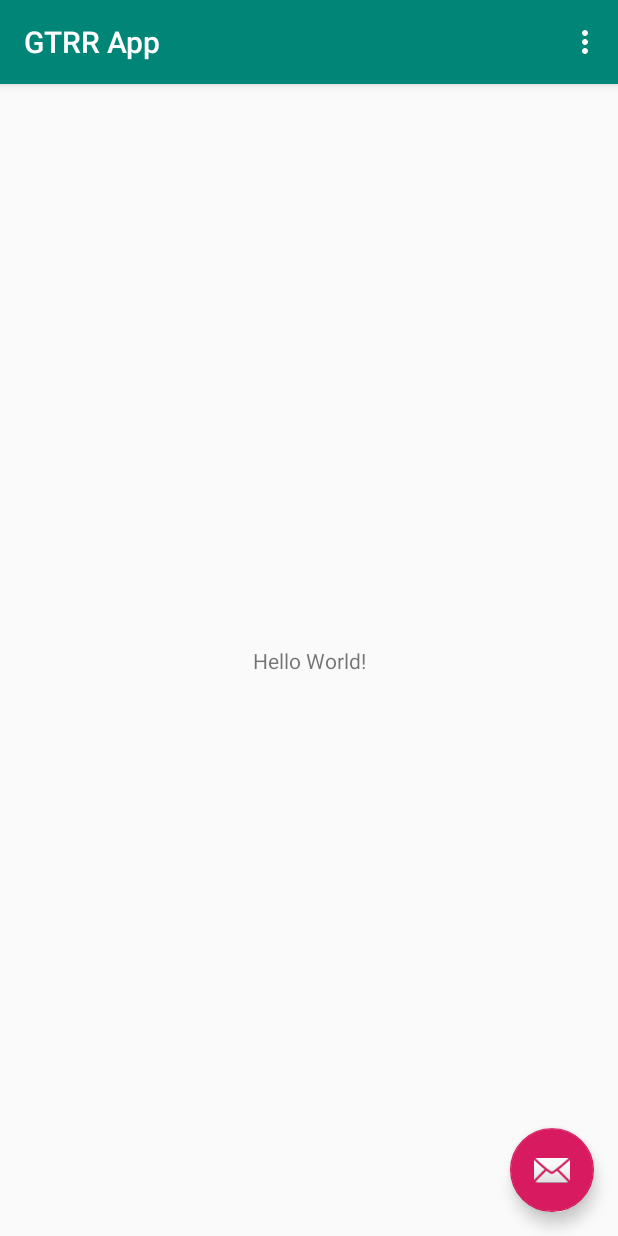
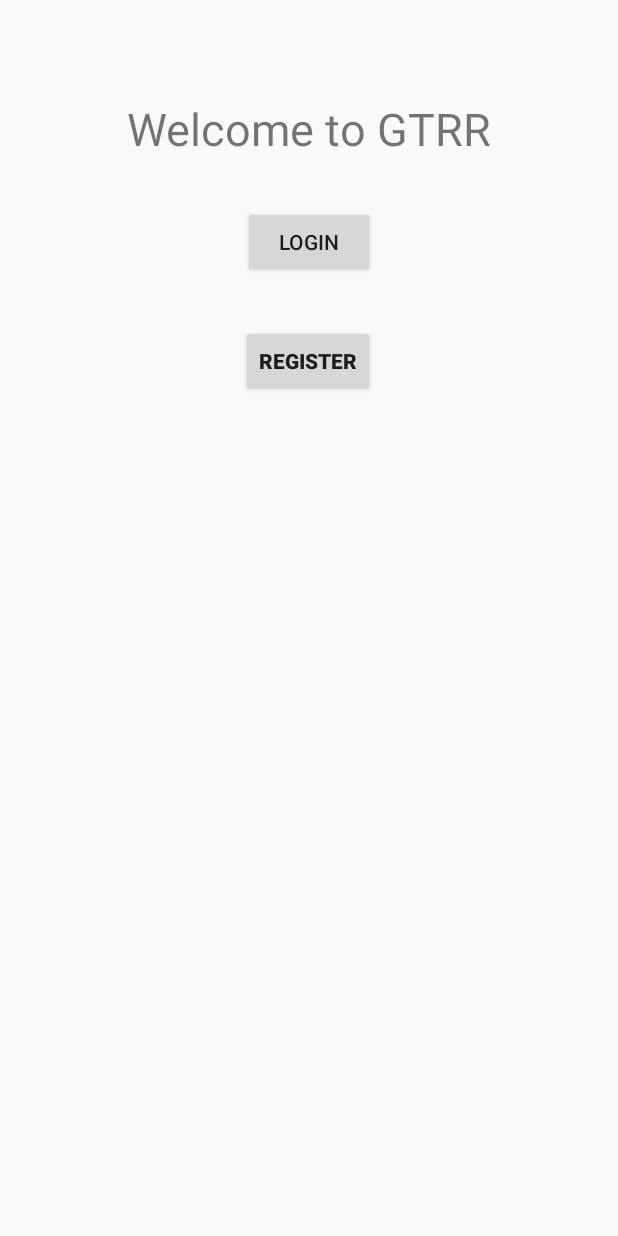
Before and after one commit to mmengw/GTRRApp, an Android app: the screen it shows after launch (MainActivity), on a phone screen of 412 x 824 dp. Run offline under Robolectric (Android 15) with nearby library versions, the light colour scheme and no system bars; our stand-ins replace Firebase (no records; nobody signed in at launch, a user with empty details on screens opened directly).

Commit message:
Firebase Auth
Added landing, register and login screens

```diff
--- a/app/src/main/java/com/example/gtrrapp/MainActivity.kt
+++ b/app/src/main/java/com/example/gtrrapp/MainActivity.kt
@@ -1,11 +1,11 @@
 package com.example.gtrrapp
 
+import android.content.Intent
 import android.os.Bundle
-import com.google.android.material.snackbar.Snackbar
+import android.util.Log
 import androidx.appcompat.app.AppCompatActivity
-import android.view.Menu
-import android.view.MenuItem
-
+import android.widget.Toast
+import com.google.firebase.auth.FirebaseAuth
 import kotlinx.android.synthetic.main.activity_main.*
 
 class MainActivity : AppCompatActivity() {
@@ -13,27 +13,24 @@ class MainActivity : AppCompatActivity() {
     override fun onCreate(savedInstanceState: Bundle?) {
         super.onCreate(savedInstanceState)
         setContentView(R.layout.activity_main)
-        setSupportActionBar(toolbar)
 
-        fab.setOnClickListener { view ->
-            Snackbar.make(view, "Replace with your own action", Snackbar.LENGTH_LONG)
-                .setAction("Action", null).show()
+        //LOGIN BUTTON FUNCTION
+        to_login.setOnClickListener {
+            Log.d("MainActivity", "Try show login activity")
+
+            //LAUNCH LOGIN ACTIVITY SCREEN
+            val intent = Intent(this, LoginActivity::class.java)
+            startActivity(intent)
         }
-    }
 
-    override fun onCreateOptionsMenu(menu: Menu): Boolean {
-        // Inflate the menu; this adds items to the action bar if it is present.
-        menuInflater.inflate(R.menu.menu_main, menu)
-        return true
-    }
+        //REGISTER BUTTON FUNCTION
+        to_register.setOnClickListener {
+            //DISPLAY ACTION IN LOGCAT
+            Log.d("MainActivity", "Try show register activity")
 
-    override fun onOptionsItemSelected(item: MenuItem): Boolean {
-        // Handle action bar item clicks here. The action bar will
-        // automatically handle clicks on the Home/Up button, so long
-        // as you specify a parent activity in AndroidManifest.xml.
-        return when (item.itemId) {
-            R.id.action_settings -> true
-            else -> super.onOptionsItemSelected(item)
+            //LAUNCH REGISTER ACTIVITY SCREEN
+            val intent = Intent(this, RegisterActivity::class.java)
+            startActivity(intent)
         }
     }
 }
--- a/app/src/main/res/layout/activity_main.xml
+++ b/app/src/main/res/layout/activity_main.xml
@@ -4,30 +4,42 @@
     xmlns:tools="http://schemas.android.com/tools"
     android:layout_width="match_parent"
     android:layout_height="match_parent"
+    android:layout_margin="20dp"
     tools:context=".MainActivity">
 
-    <com.google.android.material.appbar.AppBarLayout
+    <RelativeLayout
         android:layout_width="match_parent"
-        android:layout_height="wrap_content"
-        android:theme="@style/AppTheme.AppBarOverlay">
+        android:layout_height="match_parent">
 
-        <androidx.appcompat.widget.Toolbar
-            android:id="@+id/toolbar"
-            android:layout_width="match_parent"
-            android:layout_height="?attr/actionBarSize"
-            android:background="?attr/colorPrimary"
-            app:popupTheme="@style/AppTheme.PopupOverlay" />
+        <TextView
+            android:id="@+id/textView"
+            android:layout_width="wrap_content"
+            android:layout_height="wrap_content"
+            android:layout_alignParentTop="true"
+            android:layout_centerHorizontal="true"
+            android:layout_marginTop="45dp"
+            android:text="Welcome to GTRR"
+            android:textSize="30sp" />
+        <Button
+            android:id="@+id/to_login"
+            android:layout_width="wrap_content"
+            android:layout_height="wrap_content"
+            android:layout_below="@+id/textView"
+            android:layout_centerHorizontal="true"
+            android:layout_marginTop="31dp"
+            android:layout_marginEnd="-1dp"
+            android:text="Login" />
 
-    </com.google.android.material.appbar.AppBarLayout>
+        <Button
+            android:id="@+id/to_register"
+            android:layout_width="wrap_content"
+            android:layout_height="wrap_content"
+            android:layout_below="@+id/to_login"
+            android:layout_alignEnd="@+id/to_login"
+            android:layout_marginTop="31dp"
+            android:text="REGISTER"
+            android:textStyle="bold"/>
 
-    <include layout="@layout/content_main" />
 
-    <com.google.android.material.floatingactionbutton.FloatingActionButton
-        android:id="@+id/fab"
-        android:layout_width="wrap_content"
-        android:layout_height="wrap_content"
-        android:layout_gravity="bottom|end"
-        android:layout_margin="@dimen/fab_margin"
-        app:srcCompat="@android:drawable/ic_dialog_email" />
-
+    </RelativeLayout>
 </androidx.coordinatorlayout.widget.CoordinatorLayout>
```
Also changed, not shown: app/build.gradle (+26 -14 lines), app/src/main/AndroidManifest.xml (+10 -0 lines), app/src/main/java/com/example/gtrrapp/HomeActivity.kt (added, +12 -0 lines), app/src/main/java/com/example/gtrrapp/LoginActivity.kt (added, +43 -0 lines), app/src/main/java/com/example/gtrrapp/RegisterActivity.kt (added, +54 -0 lines), app/src/main/res/layout/activity_home.xml (added, +15 -0 lines), app/src/main/res/layout/activity_login.xml (added, +61 -0 lines), app/src/main/res/layout/activity_register.xml (added, +64 -0 lines), build.gradle (+3 -6 lines), gradle/wrapper/gradle-wrapper.properties.
